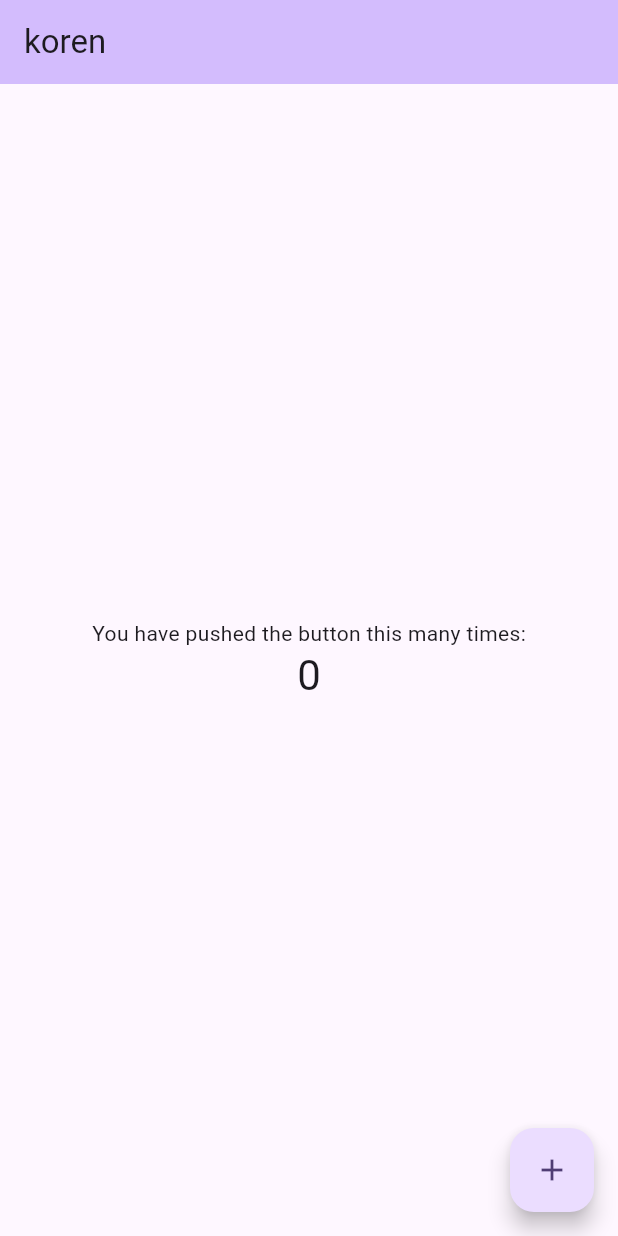
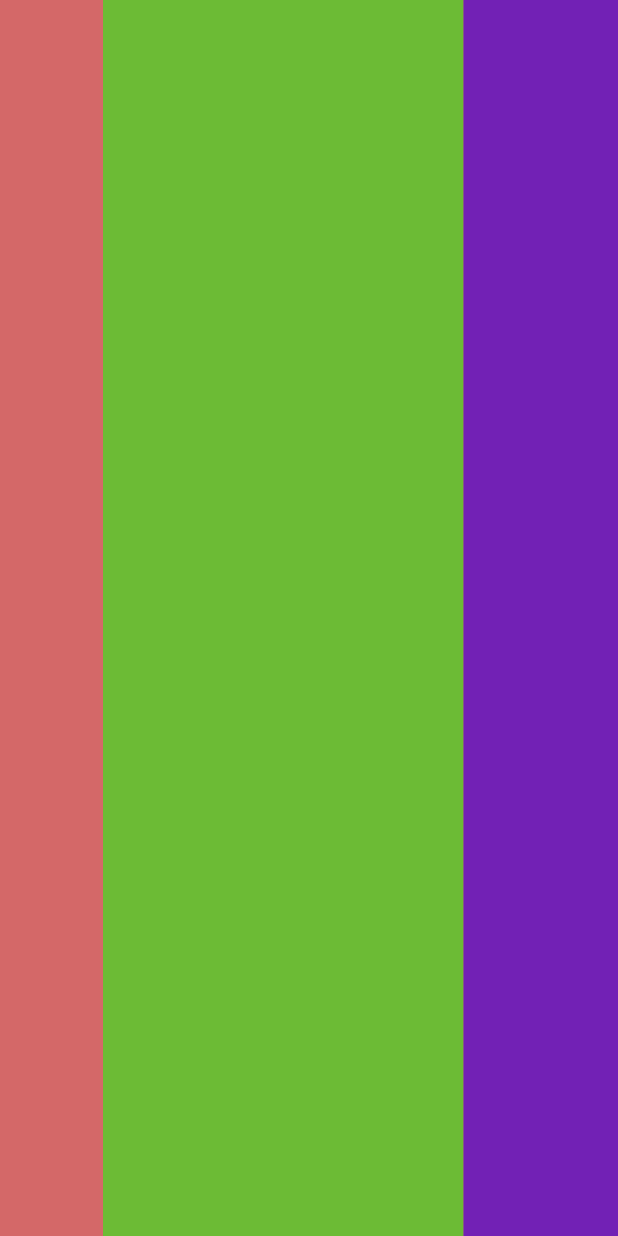
Before and after one commit to 1korenn/capstone_latest, a Flutter app: the screen it shows after launch, on a phone screen of 412 x 824 dp. Run offline on Flutter 3.47's test engine with Material 3 defaults, Android fonts, the phone set to English and light mode, and no system bars.

Commit message:
adding-sidebar-menu

```diff
--- /dev/null
+++ b/capstone_1/lib/const/constant.dart
@@ -0,0 +1,9 @@
+import 'package:flutter/widgets.dart';
+
+const cardBgColor = Color.fromARGB(0, 0, 0, 0);
+const primaryColor = Color.fromARGB(207, 43, 196, 170);
+const secondaryColor = Color.fromARGB(186, 81, 27, 153);
+const backgroundColor = Color.fromARGB(166, 189, 23, 23);
+const selectionColor = Color.fromARGB(157, 85, 151, 10);
+
+const defaultPadding = 20;
--- a/capstone_1/lib/main.dart
+++ b/capstone_1/lib/main.dart
@@ -1,4 +1,6 @@
+import 'package:capstone_1/const/constant.dart';
 import 'package:flutter/material.dart';
+import 'package:capstone_1/screens/main_screen.dart';
 
 void main() {
   runApp(const MyApp());
@@ -7,116 +9,17 @@ void main() {
 class MyApp extends StatelessWidget {
   const MyApp({super.key});
 
-  // This widget is the root of your application.
+
   @override
   Widget build(BuildContext context) {
     return MaterialApp(
-      title: 'test ui branch',
+      title: 'UI test ',
+      debugShowCheckedModeBanner: false,
       theme: ThemeData(
-        // This is the theme of your application.
-        //
-        // TRY THIS: Try running your application with "flutter run". You'll see
-        // the application has a purple toolbar. Then, without quitting the app,
-        // try changing the seedColor in the colorScheme below to Colors.green
-        // and then invoke "hot reload" (save your changes or press the "hot
-        // reload" button in a Flutter-supported IDE, or press "r" if you used
-        // the command line to start the app).
-        //
-        // Notice that the counter didn't reset back to zero; the application
-        // state is not lost during the reload. To reset the state, use hot
-        // restart instead.
-        //
-        // This works for code too, not just values: Most code changes can be
-        // tested with just a hot reload.
-        colorScheme: ColorScheme.fromSeed(seedColor: Colors.deepPurple),
+        scaffoldBackgroundColor: backgroundColor,
+        brightness: Brightness.dark,
       ),
-      home: const MyHomePage(title: 'koren'),
+      home: const MainScreen(),
     );
   }
 }
-
-class MyHomePage extends StatefulWidget {
-  const MyHomePage({super.key, required this.title});
-
-  // This widget is the home page of your application. It is stateful, meaning
-  // that it has a State object (defined below) that contains fields that affect
-  // how it looks.
-
-  // This class is the configuration for the state. It holds the values (in this
-  // case the title) provided by the parent (in this case the App widget) and
-  // used by the build method of the State. Fields in a Widget subclass are
-  // always marked "final".
-
-  final String title;
-
-  @override
-  State<MyHomePage> createState() => _MyHomePageState();
-}
-
-class _MyHomePageState extends State<MyHomePage> {
-  int _counter = 0;
-
-  void _incrementCounter() {
-    setState(() {
-      // This call to setState tells the Flutter framework that something has
-      // changed in this State, which causes it to rerun the build method below
-      // so that the display can reflect the updated values. If we changed
-      // _counter without calling setState(), then the build method would not be
-      // called again, and so nothing would appear to happen.
-      _counter++;
-    });
-  }
-
-  @override
-  Widget build(BuildContext context) {
-    // This method is rerun every time setState is called, for instance as done
-    // by the _incrementCounter method above.
-    //
-    // The Flutter framework has been optimized to make rerunning build methods
-    // fast, so that you can just rebuild anything that needs updating rather
-    // than having to individually change instances of widgets.
-    return Scaffold(
-      appBar: AppBar(
-        // TRY THIS: Try changing the color here to a specific color (to
-        // Colors.amber, perhaps?) and trigger a hot reload to see the AppBar
-        // change color while the other colors stay the same.
-        backgroundColor: Theme.of(context).colorScheme.inversePrimary,
-        // Here we take the value from the MyHomePage object that was created by
-        // the App.build method, and use it to set our appbar title.
-        title: Text(widget.title),
-      ),
-      body: Center(
-        // Center is a layout widget. It takes a single child and positions it
-        // in the middle of the parent.
-        child: Column(
-          // Column is also a layout widget. It takes a list of children and
-          // arranges them vertically. By default, it sizes itself to fit its
-          // children horizontally, and tries to be as tall as its parent.
-          //
-          // Column has various properties to control how it sizes itself and
-          // how it positions its children. Here we use mainAxisAlignment to
-          // center the children vertically; the main axis here is the vertical
-          // axis because Columns are vertical (the cross axis would be
-          // horizontal).
-          //
-          // TRY THIS: Invoke "debug painting" (choose the "Toggle Debug Paint"
-          // action in the IDE, or press "p" in the console), to see the
-          // wireframe for each widget.
-          mainAxisAlignment: MainAxisAlignment.center,
-          children: <Widget>[
-            const Text('You have pushed the button this many times:'),
-            Text(
-              '$_counter',
-              style: Theme.of(context).textTheme.headlineMedium,
-            ),
-          ],
-        ),
-      ),
-      floatingActionButton: FloatingActionButton(
-        onPressed: _incrementCounter,
-        tooltip: 'Increment',
-        child: const Icon(Icons.add),
-      ), // This trailing comma makes auto-formatting nicer for build methods.
-    );
-  }
-}
--- /dev/null
+++ b/capstone_1/lib/screens/main_screen.dart
@@ -0,0 +1,33 @@
+import 'package:capstone_1/widgets/side_menu_widget.dart';
+import 'package:flutter/material.dart';
+
+class MainScreen extends StatelessWidget {
+  const MainScreen({super.key});
+
+
+
+  @override
+  Widget build(BuildContext context){
+    return  Scaffold(
+      body: SafeArea(
+        child: Row(children: [
+          Expanded(
+            flex: 2,
+            child: SizedBox(
+              child: SideMenuWidget(),
+            ),
+            ),
+          Expanded(
+            flex: 7,
+            child:  Container(color: Color.fromARGB(197, 78, 212, 38)),
+          ),
+          Expanded(
+            flex: 3,
+            child:  Container(color: Color.fromARGB(197, 86, 12, 204)),
+          ),
+        ],
+        ),
+      ),
+    );
+  }
+}
--- /dev/null
+++ b/capstone_1/lib/widgets/side_menu_widget.dart
@@ -0,0 +1,18 @@
+import 'package:flutter/material.dart';
+
+class SideMenuWidget extends StatefulWidget{
+
+  const SideMenuWidget({super.key});
+
+  @override
+  State<StatefulWidget> createState() => _SideMenuGetState();
+
+}
+
+class _SideMenuGetState extends State<SideMenuWidget> {
+
+  @override
+  Widget build(BuildContext context){
+    return Container();
+  }
+}
```
Also changed, not shown: capstone_1/pubspec.yaml (+7 -0 lines), capstone_1/pubspec.lock.
